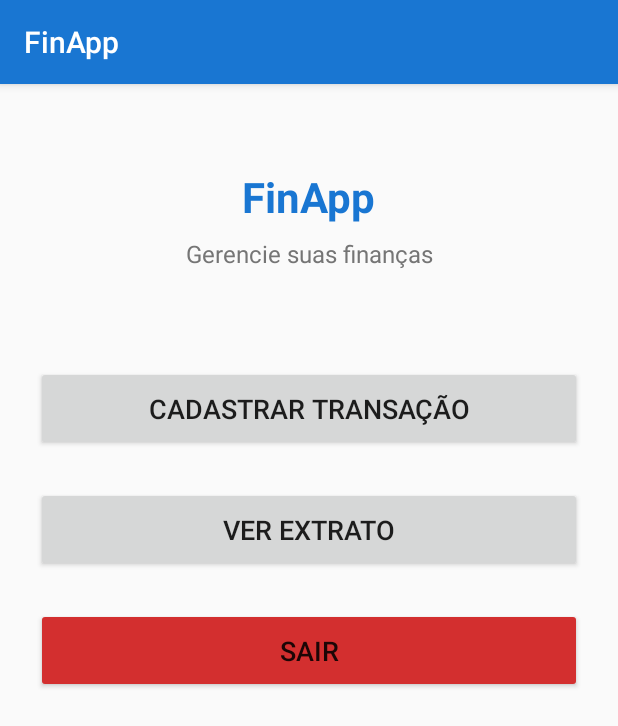
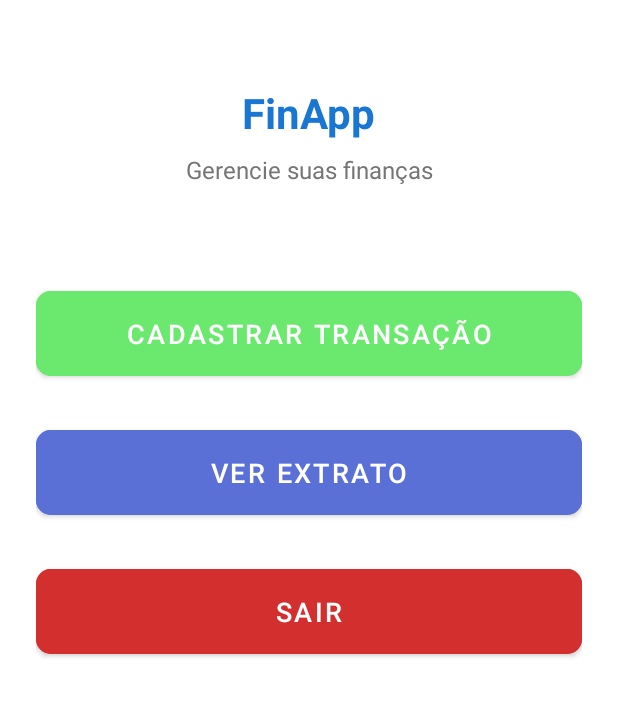
Before and after one commit to celsofabri/das-finapp, an Android app: the screen it shows after launch (MainActivity), on a phone screen of 412 x 824 dp. Shown: the top 726 px of the screen. Run offline under Robolectric (Android 15) with nearby library versions, the phone set to English and light mode, and no system bars.

Commit message:
style: update buttons

```diff
--- a/app/build.gradle
+++ b/app/build.gradle
@@ -31,8 +31,8 @@ android {
 
 dependencies {
     implementation "org.jetbrains.kotlin:kotlin-stdlib:$kotlin_version"
-    implementation 'androidx.appcompat:appcompat:1.1.0'
-    implementation 'com.google.android.material:material:1.0.0'
+    implementation 'androidx.appcompat:appcompat:1.2.0'
+    implementation 'com.google.android.material:material:1.1.0'
     implementation 'androidx.constraintlayout:constraintlayout:1.1.3'
 
     testImplementation 'junit:junit:4.13.2'
--- a/app/src/main/res/layout/activity_cadastro.xml
+++ b/app/src/main/res/layout/activity_cadastro.xml
@@ -107,12 +107,13 @@
         android:id="@+id/btnSalvar"
         android:layout_width="0dp"
         android:layout_height="wrap_content"
+        android:layout_marginTop="32dp"
+        android:padding="16dp"
         android:text="@string/btn_salvar"
         android:textSize="18sp"
-        android:padding="16dp"
-        app:layout_constraintTop_toBottomOf="@id/etValor"
+        app:cornerRadius="10dp"
+        app:layout_constraintEnd_toEndOf="parent"
         app:layout_constraintStart_toStartOf="parent"
-        app:layout_constraintEnd_toEndOf="parent"
-        android:layout_marginTop="32dp" />
+        app:layout_constraintTop_toBottomOf="@id/etValor" />
 
 </androidx.constraintlayout.widget.ConstraintLayout>
--- a/app/src/main/res/layout/activity_main.xml
+++ b/app/src/main/res/layout/activity_main.xml
@@ -33,41 +33,49 @@
         app:layout_constraintEnd_toEndOf="parent"
         android:layout_marginTop="8dp" />
 
-    <Button
+    <com.google.android.material.button.MaterialButton
         android:id="@+id/btnCadastro"
         android:layout_width="0dp"
         android:layout_height="wrap_content"
+        android:layout_marginTop="64dp"
+        android:backgroundTint="#6BE96F"
+        android:padding="16dp"
         android:text="@string/btn_cadastro"
+        android:textColor="#FFFFFF"
         android:textSize="18sp"
-        android:padding="16dp"
-        app:layout_constraintTop_toBottomOf="@id/tvSubtitle"
+        app:cornerRadius="10dp"
+        app:layout_constraintEnd_toEndOf="parent"
         app:layout_constraintStart_toStartOf="parent"
-        app:layout_constraintEnd_toEndOf="parent"
-        android:layout_marginTop="64dp" />
+        app:layout_constraintTop_toBottomOf="@id/tvSubtitle" />
 
-    <Button
+    <com.google.android.material.button.MaterialButton
         android:id="@+id/btnExtrato"
         android:layout_width="0dp"
         android:layout_height="wrap_content"
+        android:layout_marginTop="24dp"
+        android:backgroundTint="#5B70D7"
+        android:padding="16dp"
         android:text="@string/btn_extrato"
+        android:textColor="#FFFFFF"
         android:textSize="18sp"
-        android:padding="16dp"
-        app:layout_constraintTop_toBottomOf="@id/btnCadastro"
+        app:cornerRadius="10dp"
+        app:layout_constraintEnd_toEndOf="parent"
         app:layout_constraintStart_toStartOf="parent"
-        app:layout_constraintEnd_toEndOf="parent"
-        android:layout_marginTop="24dp" />
+        app:layout_constraintTop_toBottomOf="@id/btnCadastro" />
 
-    <Button
+    <com.google.android.material.button.MaterialButton
         android:id="@+id/btnSair"
         android:layout_width="0dp"
         android:layout_height="wrap_content"
+        android:layout_marginTop="24dp"
+        android:backgroundTint="@color/colorError"
+        android:padding="16dp"
         android:text="@string/btn_sair"
+        android:textColor="#FFFFFF"
         android:textSize="18sp"
-        android:padding="16dp"
-        android:backgroundTint="@color/colorError"
-        app:layout_constraintTop_toBottomOf="@id/btnExtrato"
+        app:cornerRadius="10dp"
+        app:layout_constraintEnd_toEndOf="parent"
         app:layout_constraintStart_toStartOf="parent"
-        app:layout_constraintEnd_toEndOf="parent"
-        android:layout_marginTop="24dp" />
+        app:layout_constraintTop_toBottomOf="@id/btnExtrato" />
 
 </androidx.constraintlayout.widget.ConstraintLayout>
--- a/app/src/main/res/values/styles.xml
+++ b/app/src/main/res/values/styles.xml
@@ -1,7 +1,7 @@
 <?xml version="1.0" encoding="utf-8"?>
 <resources>
     <!-- Base application theme. -->
-    <style name="AppTheme" parent="Theme.AppCompat.Light.DarkActionBar">
+    <style name="AppTheme" parent="Theme.MaterialComponents.Light.NoActionBar">
         <!-- Customize your theme here. -->
         <item name="colorPrimary">@color/colorPrimary</item>
         <item name="colorPrimaryDark">@color/colorPrimaryDark</item>
```
